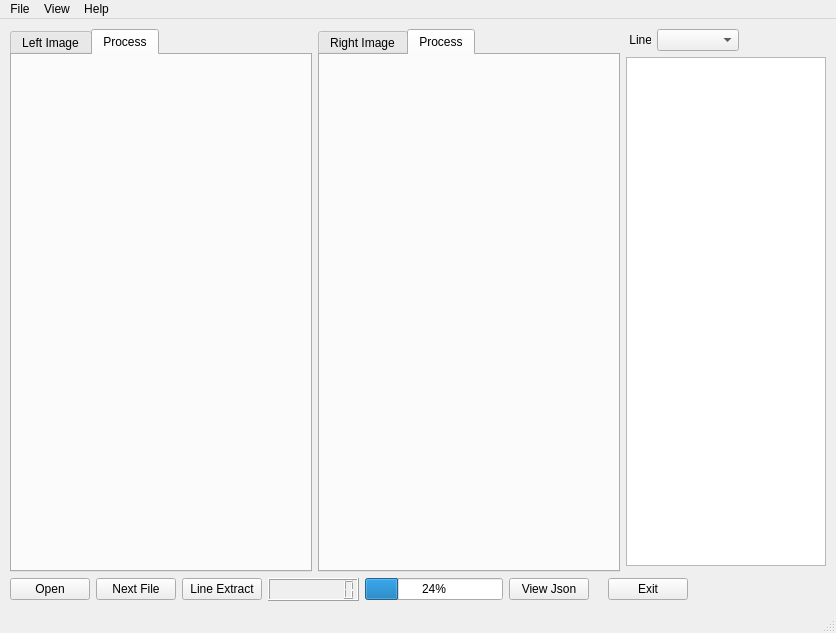
openvisual/open-visual-machine-learning, file python_src/30_tensor_flow_ex/ex02_bin/QtLineExtractor.ui: the form before one commit.
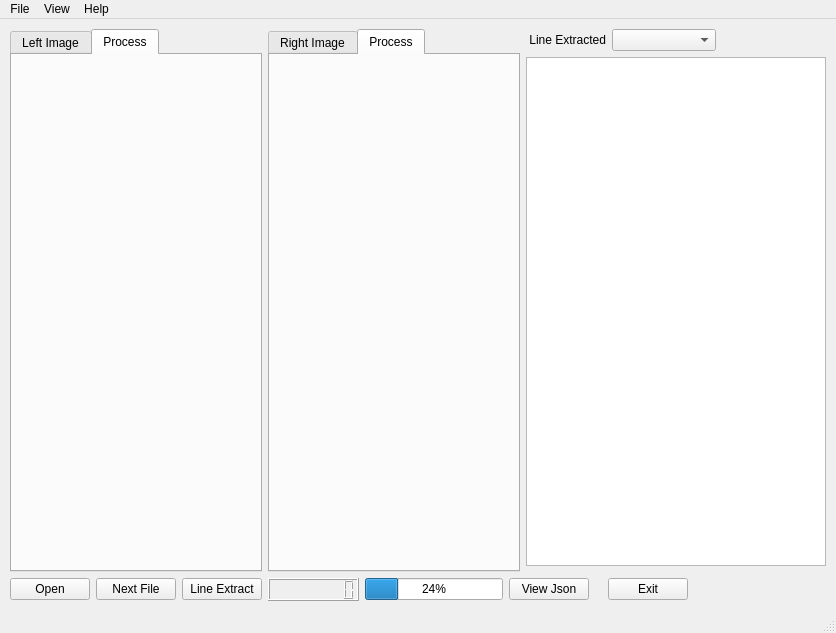
The form after the commit. Icons and pictures are not drawn.

```diff
--- a/python_src/30_tensor_flow_ex/ex02_bin/QtLineExtractor.ui
+++ b/python_src/30_tensor_flow_ex/ex02_bin/QtLineExtractor.ui
@@ -76,12 +76,12 @@
        <widget class="QLabel" name="label">
         <property name="maximumSize">
          <size>
-          <width>25</width>
+          <width>80</width>
           <height>16777215</height>
          </size>
         </property>
         <property name="text">
-         <string> Line</string>
+         <string> Line Extracted</string>
         </property>
        </widget>
       </item>
@@ -98,7 +98,7 @@
       <item>
        <widget class="QLabel" name="label_3">
         <property name="text">
-         <string>      </string>
+         <string/>
         </property>
        </widget>
       </item>
@@ -193,7 +193,7 @@
      <widget class="QTableView" name="lineTableView">
       <property name="maximumSize">
        <size>
-        <width>200</width>
+        <width>300</width>
         <height>16777215</height>
        </size>
       </property>
```
